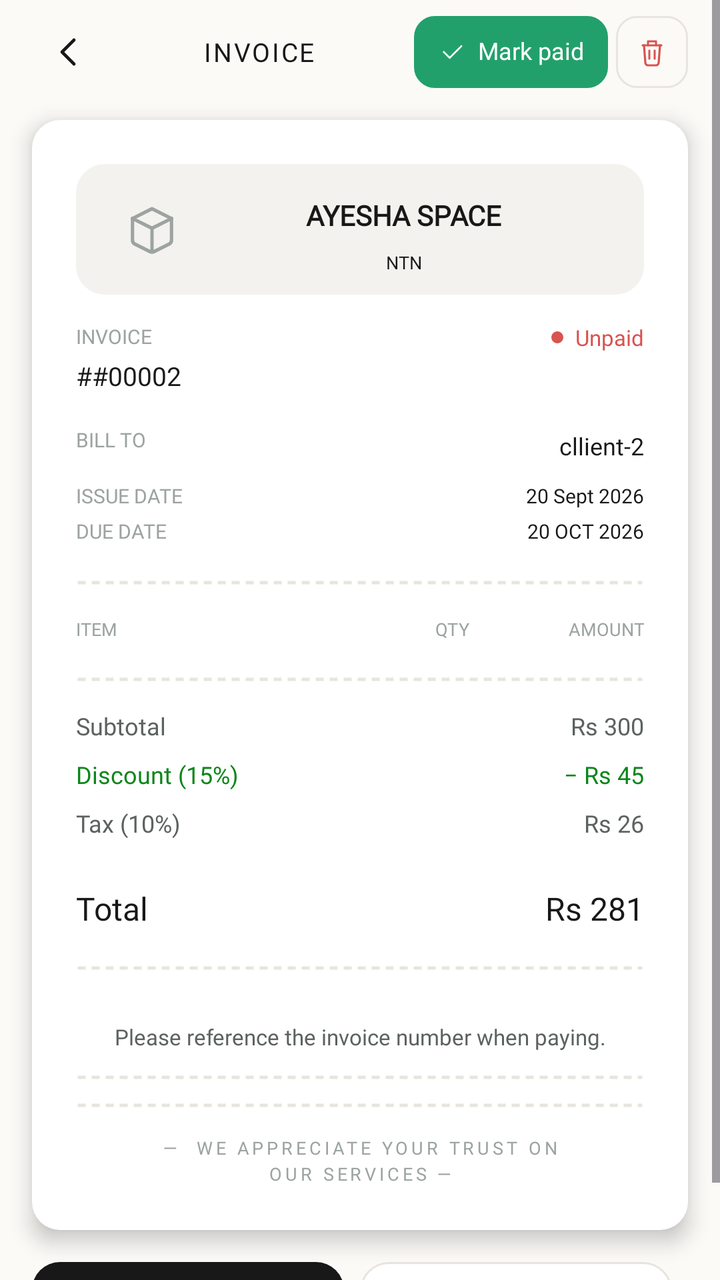
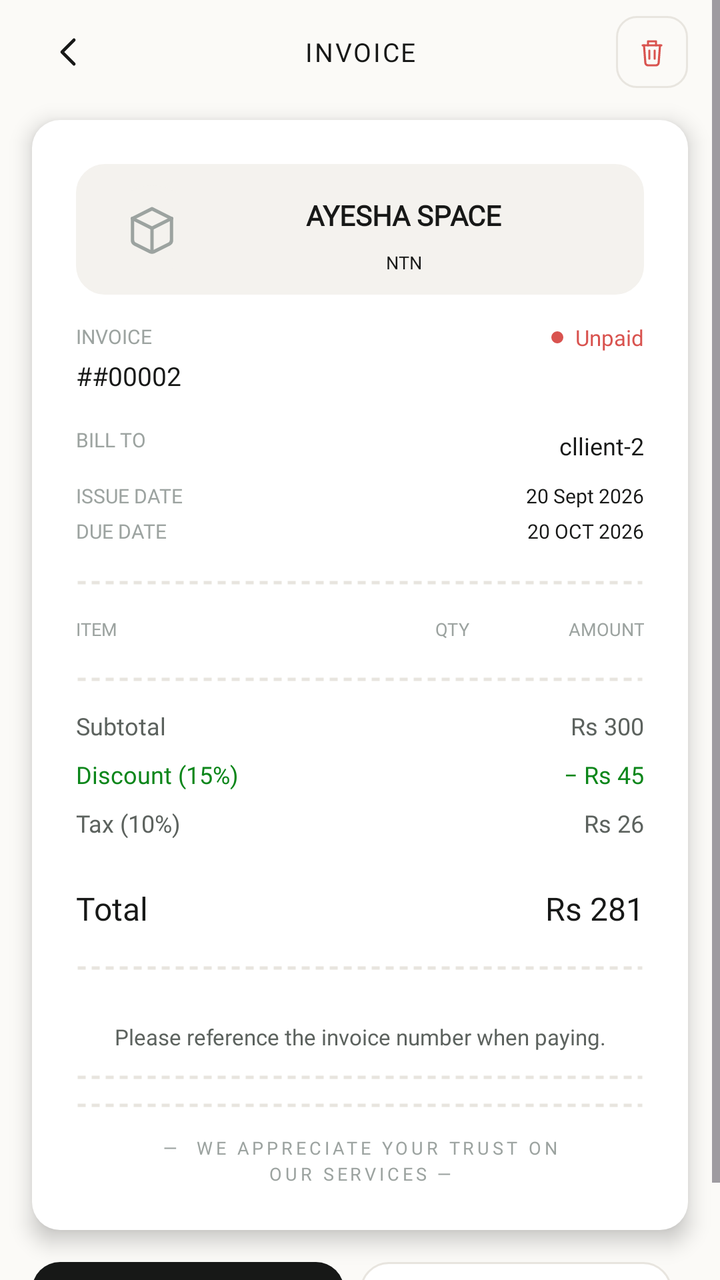

Compare the two renders of this Android layout. The source of the first and the diff that turns it into the second are given below.
<!-- AndroidManifest.xml: application theme Theme.InvoiceGenerator -->
<!-- res/layout/fragment_final_invoice.xml -->
<?xml version="1.0" encoding="utf-8"?>
<ScrollView xmlns:android="http://schemas.android.com/apk/res/android"
    android:layout_width="match_parent"
    android:layout_height="match_parent"
    xmlns:app="http://schemas.android.com/apk/res-auto"
    android:background="#FBFAF7">

    <LinearLayout
        android:layout_width="match_parent"
        android:layout_height="wrap_content"
        android:orientation="vertical"
        android:paddingBottom="20dp">

        
        <LinearLayout
            android:layout_width="match_parent"
            android:layout_height="wrap_content"
            android:orientation="horizontal"
            android:gravity="center_vertical"
            android:paddingStart="16dp"
            android:paddingEnd="16dp"
            android:paddingTop="8dp"
            android:paddingBottom="16dp">

            <ImageButton
                android:id="@+id/btnBack"
                android:layout_width="36dp"
                android:layout_height="36dp"
                android:background="?attr/selectableItemBackgroundBorderless"
                android:src="@drawable/ic_back"
                android:contentDescription="Back" />

            <TextView
                android:layout_width="0dp"
                android:layout_height="wrap_content"
                android:layout_weight="1"
                android:gravity="center"
                android:text="Invoice"
                android:textAllCaps="true"
                android:letterSpacing="0.07"
                android:fontFamily="@font/inter_semibold"
                android:textColor="#171817"
                android:textSize="13sp" />

            <LinearLayout
                android:layout_width="wrap_content"
                android:layout_height="wrap_content"
                android:orientation="horizontal">

                
                <LinearLayout
                    android:id="@+id/btnMarkPaid"
                    android:layout_width="wrap_content"
                    android:layout_height="36dp"
                    android:layout_marginEnd="4dp"
                    android:background="@drawable/bg_back_btn_items"
                    android:backgroundTint="#22A06B"
                    android:clickable="true"
                    android:focusable="true"
                    android:gravity="center"
                    android:orientation="horizontal"
                    android:paddingStart="12dp"
                    android:paddingEnd="12dp">

                    <ImageView
                        android:id="@+id/ic_payment_status"
                        android:layout_width="14dp"
                        android:layout_height="14dp"
                        android:layout_marginEnd="6dp"
                        android:background="@drawable/ic_check"
                        android:contentDescription="@null"
                        app:tint="#FFFFFF" />

                    <TextView
                        android:id="@+id/paymentStatus"
                        android:layout_width="wrap_content"
                        android:layout_height="wrap_content"
                        android:includeFontPadding="false"
                        android:text="Mark paid"
                        android:fontFamily="@font/inter_semibold"
                        android:textColor="#FFFFFF"
                        android:textSize="12sp" />

                </LinearLayout>

                <ImageButton
                    android:id="@+id/btnDelete"
                    android:layout_width="36dp"
                    android:layout_height="36dp"
                    android:background="@drawable/bg_back_btn_items"
                    android:src="@drawable/ic_trash"
                    android:contentDescription="Delete"
                    app:tint="#D9534F" />

            </LinearLayout>
        </LinearLayout>

        
        <LinearLayout
            android:id="@+id/invoiceParentCard"
            android:layout_width="match_parent"
            android:layout_height="wrap_content"
            android:layout_marginStart="16dp"
            android:layout_marginEnd="16dp"
            android:background="@drawable/bg_invoice_sheet"
            android:elevation="6dp"
            android:orientation="vertical"
            android:padding="22dp">

            
            <LinearLayout
                android:layout_width="match_parent"
                android:layout_height="wrap_content"
                android:gravity="center_vertical"
                android:background="@drawable/bg_input_field"
                android:backgroundTint="@color/greyish_white"
                android:orientation="horizontal"
                android:paddingHorizontal="16dp"
                android:paddingVertical="10dp">

                
                <androidx.constraintlayout.widget.ConstraintLayout
                    android:id="@+id/logoContainer"
                    android:layout_width="44dp"
                    android:layout_height="44dp"
                    android:background="@drawable/avatar_circle"
                    android:backgroundTint="#F4F2EE"
                    app:layout_constraintEnd_toEndOf="parent"
                    app:layout_constraintStart_toStartOf="parent"
                    app:layout_constraintTop_toTopOf="parent">

                    <ImageView
                        android:id="@+id/placeholderIconLogo"
                        android:layout_width="26dp"
                        android:layout_height="26dp"
                        android:src="@drawable/ic_package"
                        app:layout_constraintBottom_toBottomOf="parent"
                        app:layout_constraintEnd_toEndOf="parent"
                        app:layout_constraintStart_toStartOf="parent"
                        app:layout_constraintTop_toTopOf="parent"
                        app:tint="#9CA3A0" />

                    <com.google.android.material.imageview.ShapeableImageView
                        android:id="@+id/ivWorkspaceLogo"
                        android:layout_width="match_parent"
                        android:layout_height="match_parent"
                        android:scaleType="centerCrop"
                        android:visibility="gone"
                        app:shapeAppearanceOverlay="@style/ShapeAppearance.Material3.Corner.Full" />

                </androidx.constraintlayout.widget.ConstraintLayout>

                


                
                <LinearLayout
                    android:layout_width="0dp"
                    android:layout_weight="1"
                    android:layout_height="wrap_content"
                    android:orientation="vertical"
                    android:gravity="center">

                    <TextView
                        android:id="@+id/myWorkspaceName"
                        android:layout_width="wrap_content"
                        android:layout_height="wrap_content"
                        android:fontFamily="@font/playfair_display_bold"
                        android:text="ayesha space"
                        android:textAllCaps="true"
                        android:paddingVertical="6dp"
                        android:textColor="@color/btn_bg_dark"
                        android:textSize="14sp"
                        android:textStyle="bold" />

                    <TextView
                        android:id="@+id/tvNtn"
                        android:layout_width="wrap_content"
                        android:layout_height="wrap_content"
                        android:layout_marginTop="2dp"
                        android:text="NTN"
                        android:fontFamily="@font/inter"
                        android:textColor="@color/btn_bg_dark"
                        android:textSize="9sp" />

                </LinearLayout>

            </LinearLayout>



            
            <LinearLayout
                android:layout_width="match_parent"
                android:layout_height="wrap_content"
                android:gravity="top"
                android:layout_marginTop="14dp"
                android:orientation="horizontal"
                android:paddingBottom="14dp">

                <LinearLayout
                    android:layout_width="0dp"
                    android:layout_height="wrap_content"
                    android:layout_weight="1"
                    android:orientation="vertical">

                    <TextView
                        android:layout_width="wrap_content"
                        android:layout_height="wrap_content"
                        android:text="INVOICE"
                        android:fontFamily="@font/inter_medium"
                        android:textColor="#9CA3A0"
                        android:textSize="10sp" />

                    <TextView
                        android:id="@+id/tvInvoiceNumber"
                        android:layout_width="wrap_content"
                        android:layout_height="wrap_content"
                        android:layout_marginTop="4dp"
                        android:text="##00002"
                        android:fontFamily="@font/inter_bold"
                        android:textColor="#171817"
                        android:textSize="13sp" />

                </LinearLayout>

                <LinearLayout
                    android:layout_width="wrap_content"
                    android:layout_height="wrap_content"
                    android:gravity="center_vertical"
                    android:orientation="horizontal">

                    <View
                        android:id="@+id/paymentCircle"
                        android:layout_width="6dp"
                        android:layout_height="6dp"
                        android:layout_marginEnd="6dp"
                        android:background="@drawable/pending_circle"
                        android:backgroundTint="@color/carrot_red_shade" />

                    <TextView
                        android:id="@+id/tvStatus"
                        android:layout_width="wrap_content"
                        android:layout_height="wrap_content"
                        android:text="Unpaid"
                        android:fontFamily="@font/inter_medium"
                        android:textColor="#D9534F"
                        android:textSize="11sp" />

                </LinearLayout>
            </LinearLayout>

            
            <LinearLayout
                android:layout_width="match_parent"
                android:layout_height="wrap_content"
                android:orientation="vertical"
                android:paddingBottom="14dp">

                <LinearLayout
                    android:layout_width="match_parent"
                    android:layout_height="wrap_content"
                    android:layout_marginBottom="10dp"
                    android:orientation="horizontal">

                    <TextView
                        android:layout_width="0dp"
                        android:layout_weight="1"
                        android:layout_height="wrap_content"
                        android:text="BILL TO"
                        android:fontFamily="@font/inter_medium"
                        android:textColor="#9CA3A0"
                        android:textSize="10sp" />

                    <TextView
                        android:id="@+id/tvClientBusinessName"
                        android:layout_width="wrap_content"
                        android:layout_height="wrap_content"
                        android:layout_marginTop="4dp"
                        android:text="cllient-2"
                        android:fontFamily="@font/inter_semibold"
                        android:textColor="#171817"
                        android:textSize="12sp" />

                </LinearLayout>

                <LinearLayout
                    android:layout_width="match_parent"
                    android:layout_height="wrap_content"
                    android:orientation="horizontal">

                    <TextView
                        android:layout_width="0dp"
                        android:layout_weight="1"
                        android:layout_height="wrap_content"
                        android:text="ISSUE DATE"
                        android:fontFamily="@font/inter_medium"
                        android:textColor="#9CA3A0"
                        android:textSize="10sp" />

                    <TextView
                        android:id="@+id/tvCurrentDate"
                        android:layout_width="wrap_content"
                        android:layout_height="wrap_content"
                        android:layout_marginTop="4dp"
                        android:layout_gravity="end"
                        android:text="20 Sept 2026"
                        android:fontFamily="@font/inter_medium"
                        android:textColor="#171817"
                        android:textSize="10sp" />
                </LinearLayout>
                <LinearLayout
                    android:layout_width="match_parent"
                    android:layout_height="wrap_content"
                    android:orientation="horizontal">

                    <TextView
                        android:layout_width="0dp"
                        android:layout_weight="1"
                        android:layout_height="wrap_content"
                        android:text="DUE DATE"
                        android:fontFamily="@font/inter_medium"
                        android:textColor="#9CA3A0"
                        android:textSize="10sp" />

                    <TextView
                        android:id="@+id/tvDueDate"
                        android:layout_width="wrap_content"
                        android:layout_height="wrap_content"
                        android:layout_marginTop="4dp"
                        android:layout_gravity="end"
                        android:text="20 OCT 2026"
                        android:fontFamily="@font/inter_medium"
                        android:textColor="#171817"
                        android:textSize="10sp" />
                </LinearLayout>
            </LinearLayout>

            <View
                android:layout_width="match_parent"
                android:layout_height="2dp"
                android:layout_marginBottom="8dp"
                android:background="@drawable/dashed_divider" />

            
            <LinearLayout
                android:layout_width="match_parent"
                android:layout_height="wrap_content"
                android:orientation="horizontal"
                android:paddingTop="8dp"
                android:paddingBottom="10dp">

                <TextView
                    android:layout_width="0dp"
                    android:layout_height="wrap_content"
                    android:layout_weight="1"
                    android:text="ITEM"
                    android:fontFamily="@font/inter_medium"
                    android:textColor="#9CA3A0"
                    android:textSize="9sp" />

                <TextView
                    android:layout_width="32dp"
                    android:layout_height="wrap_content"
                    android:gravity="center"
                    android:text="QTY"
                    android:fontFamily="@font/inter_medium"
                    android:textColor="#9CA3A0"
                    android:textSize="9sp" />

                <TextView
                    android:layout_width="80dp"
                    android:layout_height="wrap_content"
                    android:gravity="end"
                    android:text="AMOUNT"
                    android:fontFamily="@font/inter_medium"
                    android:textColor="#9CA3A0"
                    android:textSize="9sp" />

            </LinearLayout>

            
            <androidx.recyclerview.widget.RecyclerView
                android:layout_width="match_parent"
                android:layout_height="wrap_content"
                android:id="@+id/finalInvoiceItemsRV"
                />


            <View
                android:layout_width="match_parent"
                android:layout_height="2dp"
                android:layout_marginTop="8dp"
                android:layout_marginBottom="6dp"
                android:background="@drawable/dashed_divider" />

            
            <LinearLayout
                android:layout_width="match_parent"
                android:layout_height="wrap_content"
                android:layout_marginTop="4dp"
                android:orientation="vertical">

                <LinearLayout
                    android:layout_width="match_parent"
                    android:layout_height="wrap_content"
                    android:orientation="horizontal"
                    android:paddingTop="4dp"
                    android:paddingBottom="4dp">

                    <TextView
                        android:id="@+id/subtotalLabel"
                        android:layout_width="0dp"
                        android:layout_height="wrap_content"
                        android:layout_weight="1"
                        android:text="Subtotal"
                        android:fontFamily="@font/inter"
                        android:textColor="#5C625E"
                        android:textSize="12sp" />

                    <TextView
                        android:id="@+id/subtotalValue"
                        android:layout_width="wrap_content"
                        android:layout_height="wrap_content"
                        android:text="Rs 300"
                        android:fontFamily="@font/inter_medium"
                        android:textColor="#5C625E"
                        android:textSize="12sp" />

                </LinearLayout>

                <LinearLayout
                    android:layout_width="match_parent"
                    android:layout_height="wrap_content"
                    android:orientation="horizontal"
                    android:paddingTop="4dp"
                    android:paddingBottom="4dp">

                    <TextView
                        android:id="@+id/discountLabel"
                        android:layout_width="0dp"
                        android:layout_height="wrap_content"
                        android:layout_weight="1"
                        android:text="Discount (15%)"
                        android:fontFamily="@font/inter"
                        android:textColor="#0C861A"
                        android:textSize="12sp" />

                    <TextView
                        android:id="@+id/discountValue"
                        android:layout_width="wrap_content"
                        android:layout_height="wrap_content"
                        android:text="− Rs 45"
                        android:fontFamily="@font/inter_medium"
                        android:textColor="#0C861A"
                        android:textSize="12sp" />

                </LinearLayout>

                <LinearLayout
                    android:layout_width="match_parent"
                    android:layout_height="wrap_content"
                    android:orientation="horizontal"
                    android:paddingTop="4dp"
                    android:paddingBottom="4dp">

                    <TextView
                        android:id="@+id/taxLabel"
                        android:layout_width="0dp"
                        android:layout_height="wrap_content"
                        android:layout_weight="1"
                        android:text="Tax (10%)"
                        android:fontFamily="@font/inter"
                        android:textColor="#5C625E"
                        android:textSize="12sp" />

                    <TextView
                        android:id="@+id/taxValue"
                        android:layout_width="wrap_content"
                        android:layout_height="wrap_content"
                        android:text="Rs 26"
                        android:fontFamily="@font/inter_medium"
                        android:textColor="#5C625E"
                        android:textSize="12sp" />

                </LinearLayout>

                <View
                    android:layout_width="match_parent"
                    android:layout_height="1.5dp"
                    android:layout_marginTop="6dp"
                    android:background="@drawable/dashed_divider" />

                <LinearLayout
                    android:layout_width="match_parent"
                    android:layout_height="wrap_content"
                    android:orientation="horizontal"
                    android:paddingTop="12dp"
                    android:paddingBottom="6dp">

                    <TextView
                        android:layout_width="0dp"
                        android:layout_height="wrap_content"
                        android:layout_weight="1"
                        android:text="Total"
                        android:fontFamily="@font/inter_bold"
                        android:textColor="#171817"
                        android:textSize="16sp" />

                    <TextView
                        android:id="@+id/totalValue"
                        android:layout_width="wrap_content"
                        android:layout_height="wrap_content"
                        android:text="Rs 281"
                        android:fontFamily="@font/inter_bold"
                        android:textColor="#171817"
                        android:textSize="16sp" />

                </LinearLayout>
            </LinearLayout>

            <View
                android:layout_width="match_parent"
                android:layout_height="2dp"
                android:layout_marginTop="12dp"
                android:background="@drawable/dashed_divider" />
            
            <TextView
                android:id="@+id/endNote"
                android:layout_width="match_parent"
                android:layout_height="wrap_content"
                android:layout_marginTop="14dp"
                android:gravity="center"
                android:lineSpacingMultiplier="1.5"
                android:paddingTop="12dp"
                android:text="Please reference the invoice number when paying."
                android:fontFamily="@font/inter"
                android:textColor="#5C625E"
                android:textSize="11sp" />
            <View
                android:layout_width="match_parent"
                android:layout_height="2dp"
                android:layout_marginTop="12dp"
                android:background="@drawable/dashed_divider" />

            <ImageView
                android:id="@+id/signatureBox"
                android:layout_width="100dp"
                android:layout_height="50dp"
                android:layout_gravity="end"
                android:layout_marginTop="12dp"
                android:visibility="gone"
                />



            <View
                android:layout_width="match_parent"
                android:layout_height="2dp"
                android:layout_marginTop="12dp"
                android:background="@drawable/dashed_divider" />

            
            <TextView
                android:layout_width="match_parent"
                android:layout_height="wrap_content"
                android:layout_marginTop="14dp"
                android:gravity="center"
                android:letterSpacing="0.18"
                android:textAllCaps="true"
                android:lineSpacingMultiplier="1.2"
                android:text="—  We appreciate your trust on\n our services — "
                android:fontFamily="@font/inter_semibold"
                android:textColor="#9CA3A0"
                android:textSize="9sp" />

        </LinearLayout>

        
        <LinearLayout
            android:layout_width="match_parent"
            android:layout_height="wrap_content"
            android:layout_marginTop="16dp"
            android:orientation="horizontal"
            android:paddingStart="16dp"
            android:paddingEnd="16dp">

            
            <LinearLayout
                android:id="@+id/btnShare"
                android:layout_width="0dp"
                android:layout_height="wrap_content"
                android:layout_marginEnd="8dp"
                android:layout_weight="1"
                android:background="@drawable/bg_btn_black"
                android:clickable="true"
                android:focusable="true"
                android:gravity="center"
                android:orientation="horizontal"
                android:padding="12dp">

                <ImageView
                    android:layout_width="14dp"
                    android:layout_height="14dp"
                    android:layout_marginEnd="6dp"
                    android:src="@drawable/ic_send"
                    android:contentDescription="@null"
                    app:tint="#FBFAF7" />

                <TextView
                    android:layout_width="wrap_content"
                    android:layout_height="wrap_content"
                    android:text="Share"
                    android:textAllCaps="false"
                    android:fontFamily="@font/inter_semibold"
                    android:textColor="#FBFAF7"
                    android:textSize="13sp" />

            </LinearLayout>

            
            <LinearLayout
                android:id="@+id/btnDownloadPdf"
                android:layout_width="0dp"
                android:layout_height="wrap_content"
                android:layout_marginEnd="8dp"
                android:layout_weight="1"
                android:background="@drawable/bg_btn_outline"
                android:clickable="true"
                android:focusable="true"
                android:gravity="center"
                android:orientation="horizontal"
                android:padding="12dp">

                <ImageView
                    android:layout_width="14dp"
                    android:layout_height="14dp"
                    android:layout_marginEnd="6dp"
                    android:src="@drawable/ic_download"
                    android:contentDescription="@null"
                    app:tint="#171817" />

                <TextView
                    android:layout_width="wrap_content"
                    android:layout_height="wrap_content"
                    android:text="Download"
                    android:textAllCaps="false"
                    android:fontFamily="@font/inter_semibold"
                    android:textColor="#171817"
                    android:textSize="13sp" />

            </LinearLayout>


        </LinearLayout>






    </LinearLayout>
</ScrollView>
<!-- resources referenced by this layout -->
<resources>
  <color name="btn_bg_dark">#171817</color>
  <color name="carrot_red_shade">#D9534F</color>
  <color name="greyish_white">#F4F2EE</color>
  <!-- drawable avatar_circle (drawable) -->
  <?xml version="1.0" encoding="utf-8"?>
  <shape xmlns:android="http://schemas.android.com/apk/res/android"
      android:shape="rectangle">
      <solid android:color="@color/avatar_green_bg"/>
      <corners android:radius="999dp"/>
  
  </shape>
  <!-- drawable bg_back_btn_items (drawable) -->
  <?xml version="1.0" encoding="utf-8"?>
  <shape xmlns:android="http://schemas.android.com/apk/res/android"
      android:shape="rectangle">
      <corners android:radius="10dp"/>
      <stroke android:width="1dp"
          android:color="#E8E5DF"
       />
  </shape>
  <!-- drawable bg_btn_black (drawable) -->
  <?xml version="1.0" encoding="utf-8"?>
  <shape xmlns:android="http://schemas.android.com/apk/res/android"
      android:shape="rectangle">
      <solid android:color="#171817" />
      <corners android:radius="14dp" />
  </shape>
  <!-- drawable bg_btn_outline (drawable) -->
  <?xml version="1.0" encoding="utf-8"?>
  <shape xmlns:android="http://schemas.android.com/apk/res/android"
      android:shape="rectangle">
      <solid android:color="#FFFFFF" />
      <stroke android:width="1dp" android:color="#E8E5DF" />
      <corners android:radius="14dp" />
  </shape>
  <!-- drawable bg_input_field (drawable) -->
  <?xml version="1.0" encoding="utf-8"?>
  <shape xmlns:android="http://schemas.android.com/apk/res/android"
      android:shape="rectangle">
      <solid android:color="#FFFFFF"/>
      <stroke android:width="1dp"
          android:color="#E8E5DF"/>
      <corners android:radius="14dp"/>
  
  </shape>
  <!-- drawable bg_invoice_sheet (drawable) -->
  <?xml version="1.0" encoding="utf-8"?>
  <shape xmlns:android="http://schemas.android.com/apk/res/android"
      android:shape="rectangle">
      <solid android:color="#FFFFFF" />
      <corners android:radius="14dp" />
  </shape>
  <!-- drawable dashed_divider (drawable) -->
  <?xml version="1.0" encoding="utf-8"?>
  <shape xmlns:android="http://schemas.android.com/apk/res/android"
      android:shape="line">
      <stroke
          android:width="1.5dp"
          android:color="#E8E5DF"
          android:dashWidth="4dp"
          android:dashGap="3dp" />
  </shape>
  <!-- drawable ic_check (drawable) -->
  <?xml version="1.0" encoding="utf-8"?>
  <vector xmlns:android="http://schemas.android.com/apk/res/android"
      android:width="15dp"
      android:height="15dp"
      android:viewportWidth="24"
      android:viewportHeight="24">
  
      <path
          android:pathData="M5,12 L10,17 L20,7"
          android:strokeColor="#FFFFFF"
          android:strokeWidth="1.6"
          android:strokeLineCap="round"
          android:strokeLineJoin="round"
          android:fillColor="@android:color/transparent" />
  
  </vector>
  <!-- drawable pending_circle (drawable) -->
  <?xml version="1.0" encoding="utf-8"?>
  <shape xmlns:android="http://schemas.android.com/apk/res/android"
      android:shape="rectangle">
      <corners android:radius="999dp"/>
      <solid android:color="@color/orange_red_shade"/>
  
  </shape>
  <style name="Theme.InvoiceGenerator" parent="Base.Theme.InvoiceGenerator" />
  <color name="avatar_green_bg">#7E8E6B</color>
  <color name="orange_red_shade">#D9A24F</color>
  <style name="Base.Theme.InvoiceGenerator" parent="Theme.Material3.DayNight.NoActionBar">
          <item name="android:navigationBarColor">@android:color/transparent</item>
          <item name="android:statusBarColor">@android:color/transparent</item>
          <item name="android:windowLightNavigationBar">true</item>
      </style>
  <!-- unchanged entries left out for length: 5 -->
</resources>

<!-- the commit's change to res/layout/fragment_final_invoice.xml (unified diff, before → after) -->
@@ -48,40 +48,7 @@
                 android:orientation="horizontal">
 
                 
-                <LinearLayout
-                    android:id="@+id/btnMarkPaid"
-                    android:layout_width="wrap_content"
-                    android:layout_height="36dp"
-                    android:layout_marginEnd="4dp"
-                    android:background="@drawable/bg_back_btn_items"
-                    android:backgroundTint="#22A06B"
-                    android:clickable="true"
-                    android:focusable="true"
-                    android:gravity="center"
-                    android:orientation="horizontal"
-                    android:paddingStart="12dp"
-                    android:paddingEnd="12dp">
-
-                    <ImageView
-                        android:id="@+id/ic_payment_status"
-                        android:layout_width="14dp"
-                        android:layout_height="14dp"
-                        android:layout_marginEnd="6dp"
-                        android:background="@drawable/ic_check"
-                        android:contentDescription="@null"
-                        app:tint="#FFFFFF" />
-
-                    <TextView
-                        android:id="@+id/paymentStatus"
-                        android:layout_width="wrap_content"
-                        android:layout_height="wrap_content"
-                        android:includeFontPadding="false"
-                        android:text="Mark paid"
-                        android:fontFamily="@font/inter_semibold"
-                        android:textColor="#FFFFFF"
-                        android:textSize="12sp" />
-
-                </LinearLayout>
+
 
                 <ImageButton
                     android:id="@+id/btnDelete"
<!-- resource entries referenced after the edit -->
@@ -62,23 +62,6 @@
           android:dashWidth="4dp"
           android:dashGap="3dp" />
   </shape>
-  <!-- drawable ic_check (drawable) -->
-  <?xml version="1.0" encoding="utf-8"?>
-  <vector xmlns:android="http://schemas.android.com/apk/res/android"
-      android:width="15dp"
-      android:height="15dp"
-      android:viewportWidth="24"
-      android:viewportHeight="24">
-  
-      <path
-          android:pathData="M5,12 L10,17 L20,7"
-          android:strokeColor="#FFFFFF"
-          android:strokeWidth="1.6"
-          android:strokeLineCap="round"
-          android:strokeLineJoin="round"
-          android:fillColor="@android:color/transparent" />
-  
-  </vector>
   <!-- drawable pending_circle (drawable) -->
   <?xml version="1.0" encoding="utf-8"?>
   <shape xmlns:android="http://schemas.android.com/apk/res/android"
